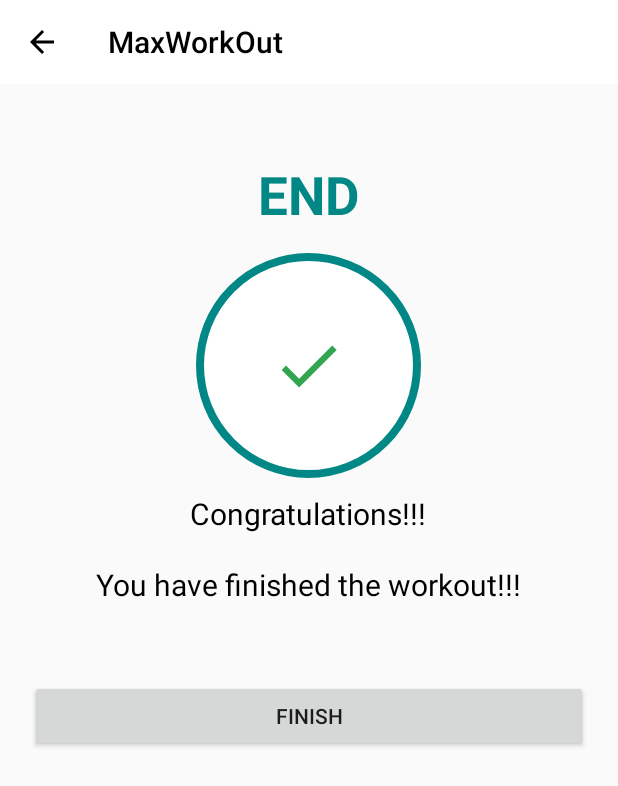
After one commit to NaZeRhal/MaxWorkOut, an Android app: the FinishActivity screen opened directly, with no data from a screen before it, on a phone screen of 412 x 824 dp. The commit adds this screen. Shown: the top 786 px of the screen. Run offline under Robolectric (Android 15) with nearby library versions, the phone set to English and light mode, and no system bars.

Commit message:
finished activity added

```diff
--- a/app/src/main/AndroidManifest.xml
+++ b/app/src/main/AndroidManifest.xml
@@ -10,9 +10,13 @@
         android:supportsRtl="true"
         android:theme="@style/Theme.MaxWorkOut">
         <activity
+            android:name=".FinishActivity"
+            android:screenOrientation="portrait"
+            android:theme="@style/Theme.AppCompat.Light.NoActionBar" />
+        <activity
             android:name=".ExerciseActivity"
             android:screenOrientation="portrait"
-            android:theme="@style/Theme.AppCompat.Light.NoActionBar"/>
+            android:theme="@style/Theme.AppCompat.Light.NoActionBar" />
         <activity
             android:name=".MainActivity"
             android:screenOrientation="portrait"
--- a/app/src/main/java/com/maxrzhe/maxworkout/ExerciseActivity.kt
+++ b/app/src/main/java/com/maxrzhe/maxworkout/ExerciseActivity.kt
@@ -1,12 +1,12 @@
 package com.maxrzhe.maxworkout
 
+import android.content.Intent
 import android.media.MediaPlayer
 import android.os.Bundle
 import android.os.CountDownTimer
 import android.speech.tts.TextToSpeech
 import android.util.Log
 import android.view.View
-import android.widget.Toast
 import androidx.appcompat.app.AppCompatActivity
 import androidx.recyclerview.widget.LinearLayoutManager
 import androidx.recyclerview.widget.RecyclerView
@@ -22,6 +22,8 @@ class ExerciseActivity : AppCompatActivity(), TextToSpeech.OnInitListener {
 
     private var exerciseList: ArrayList<ExerciseModel>? = null
     private var currentExercisePosition = -1
+    private val restTime: Long = 2000
+    private val exerciseTime: Long = 3000
 
     private var tts: TextToSpeech? = null
     private var player: MediaPlayer? = null
@@ -67,7 +69,7 @@ class ExerciseActivity : AppCompatActivity(), TextToSpeech.OnInitListener {
     }
 
     private fun setRestProgressBar() {
-        restTimer = object : CountDownTimer(10000, 1000) {
+        restTimer = object : CountDownTimer(restTime, 1000) {
             override fun onTick(millisUntilFinished: Long) {
 
                 binding.pbRest.progress = (millisUntilFinished / 1000).toInt()
@@ -105,7 +107,7 @@ class ExerciseActivity : AppCompatActivity(), TextToSpeech.OnInitListener {
     }
 
     private fun setExerciseProgressBar() {
-        exerciseTimer = object : CountDownTimer(30000, 1000) {
+        exerciseTimer = object : CountDownTimer(exerciseTime, 1000) {
             override fun onTick(millisUntilFinished: Long) {
                 binding.pbExercise.progress = (millisUntilFinished / 1000).toInt()
                 binding.tvTimerExercise.text = (millisUntilFinished / 1000).toString()
@@ -118,11 +120,8 @@ class ExerciseActivity : AppCompatActivity(), TextToSpeech.OnInitListener {
                     adapter!!.notifyItemChanged(currentExercisePosition)
                     setupRestView()
                 } else {
-                    Toast.makeText(
-                        this@ExerciseActivity,
-                        "Congratulations!!!!!",
-                        Toast.LENGTH_SHORT
-                    ).show()
+                    finish()
+                    startActivity(Intent(this@ExerciseActivity, FinishActivity::class.java))
                 }
             }
         }
--- /dev/null
+++ b/app/src/main/java/com/maxrzhe/maxworkout/FinishActivity.kt
@@ -0,0 +1,32 @@
+package com.maxrzhe.maxworkout
+
+import android.content.Intent
+import androidx.appcompat.app.AppCompatActivity
+import android.os.Bundle
+import com.maxrzhe.maxworkout.databinding.ActivityFinishBinding
+
+class FinishActivity : AppCompatActivity() {
+    private lateinit var binding: ActivityFinishBinding
+
+
+    override fun onCreate(savedInstanceState: Bundle?) {
+        super.onCreate(savedInstanceState)
+        binding = ActivityFinishBinding.inflate(layoutInflater)
+
+        setContentView(binding.root)
+
+        setSupportActionBar(binding.tbFinishActivity)
+
+        val actionBar = supportActionBar
+        actionBar?.setDisplayHomeAsUpEnabled(true)
+
+        binding.tbFinishActivity.setNavigationOnClickListener {
+            onBackPressed()
+        }
+
+        binding.btnFinish.setOnClickListener {
+            startActivity(Intent(this, MainActivity::class.java))
+            finish()
+        }
+    }
+}
--- /dev/null
+++ b/app/src/main/res/drawable/ic_action_done.xml
@@ -0,0 +1,11 @@
+<vector xmlns:android="http://schemas.android.com/apk/res/android"
+    android:width="50dp"
+    android:height="50dp"
+    android:tint="#008F24"
+    android:alpha="0.8"
+    android:viewportWidth="24"
+    android:viewportHeight="24">
+    <path
+        android:fillColor="@android:color/white"
+        android:pathData="M9,16.2L4.8,12l-1.4,1.4L9,19 21,7l-1.4,-1.4L9,16.2z" />
+</vector>
--- /dev/null
+++ b/app/src/main/res/layout/activity_finish.xml
@@ -0,0 +1,71 @@
+<?xml version="1.0" encoding="utf-8"?>
+<LinearLayout xmlns:android="http://schemas.android.com/apk/res/android"
+    xmlns:app="http://schemas.android.com/apk/res-auto"
+    xmlns:tools="http://schemas.android.com/tools"
+    android:layout_width="match_parent"
+    android:layout_height="match_parent"
+    android:orientation="vertical"
+    tools:context=".FinishActivity">
+
+    <androidx.appcompat.widget.Toolbar
+        android:id="@+id/tb_finish_activity"
+        android:layout_width="match_parent"
+        android:layout_height="?android:attr/actionBarSize"
+        android:background="@color/white"
+        android:theme="@style/ToolbarTheme"
+        app:titleTextColor="@color/black" />
+
+    <TextView
+        android:layout_width="wrap_content"
+        android:layout_height="wrap_content"
+        android:layout_marginTop="50dp"
+        android:layout_gravity="center"
+        android:text="END"
+        android:textColor="@color/teal_700"
+        android:textSize="35sp"
+        android:textStyle="bold" />
+
+    <LinearLayout
+        android:layout_width="150dp"
+        android:layout_height="150dp"
+        android:layout_marginTop="15dp"
+        android:layout_gravity="center"
+        android:background="@drawable/item_circular_color_accent_border"
+        android:gravity="center">
+
+        <ImageView
+            android:layout_width="50dp"
+            android:layout_height="50dp"
+            android:src="@drawable/ic_action_done" />
+    </LinearLayout>
+
+    <TextView
+        android:layout_width="wrap_content"
+        android:layout_height="wrap_content"
+        android:layout_margin="10dp"
+        android:layout_gravity="center"
+        android:text="Congratulations!!!"
+        android:textColor="@color/black"
+        android:textSize="20sp" />
+
+    <TextView
+        android:layout_width="wrap_content"
+        android:layout_height="wrap_content"
+        android:layout_margin="10dp"
+        android:layout_gravity="center"
+        android:text="You have finished the workout!!!"
+        android:textColor="@color/black"
+        android:textSize="20sp" />
+
+    <Button
+        android:id="@+id/btn_finish"
+        android:layout_gravity="center"
+        android:layout_width="match_parent"
+        android:layout_height="wrap_content"
+        android:layout_marginStart="20dp"
+        android:layout_marginTop="40dp"
+        android:layout_marginEnd="20dp"
+        android:padding="10dp"
+        android:text="FINISH" />
+
+</LinearLayout>
```
